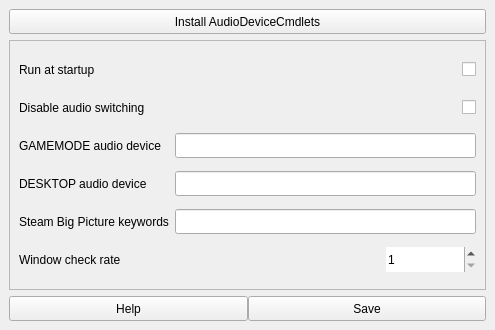
The window that ui/design.ui (Odizinne/BigPictureTV) describes before a commit, drawn with Qt 5.
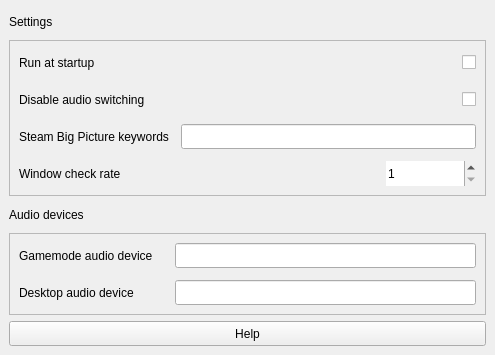
The same window after the commit.

Commit message: much needed refactor

The edit to the form file:
```diff
--- a/ui/design.ui
+++ b/ui/design.ui
@@ -7,7 +7,7 @@
     <x>0</x>
     <y>0</y>
     <width>495</width>
-    <height>330</height>
+    <height>355</height>
    </rect>
   </property>
   <property name="sizePolicy">
@@ -21,7 +21,7 @@
   </property>
   <widget class="QWidget" name="centralwidget">
    <layout class="QGridLayout" name="gridLayout_2">
-    <item row="0" column="0">
+    <item row="3" column="0">
      <widget class="QFrame" name="gridFrame">
       <layout class="QGridLayout" name="gridLayout">
        <property name="leftMargin">
@@ -36,7 +36,7 @@
        <property name="bottomMargin">
         <number>0</number>
        </property>
-       <item row="1" column="0">
+       <item row="0" column="0">
         <widget class="QFrame" name="gridFrame">
          <property name="autoFillBackground">
           <bool>false</bool>
@@ -60,66 +60,11 @@
           <property name="bottomMargin">
            <number>9</number>
           </property>
-          <item row="1" column="2">
-           <widget class="QCheckBox" name="disableAudioCheckbox">
-            <property name="minimumSize">
-             <size>
-              <width>0</width>
-              <height>25</height>
-             </size>
-            </property>
-            <property name="layoutDirection">
-             <enum>Qt::LayoutDirection::RightToLeft</enum>
-            </property>
-            <property name="text">
-             <string/>
-            </property>
-           </widget>
-          </item>
-          <item row="1" column="0">
-           <widget class="QLabel" name="label_6">
-            <property name="minimumSize">
-             <size>
-              <width>0</width>
-              <height>25</height>
-             </size>
-            </property>
-            <property name="text">
-             <string>Disable audio switching</string>
-            </property>
-           </widget>
-          </item>
-          <item row="0" column="0">
-           <widget class="QLabel" name="label_5">
-            <property name="minimumSize">
-             <size>
-              <width>0</width>
-              <height>25</height>
-             </size>
-            </property>
-            <property name="text">
-             <string>Run at startup</string>
-            </property>
-           </widget>
-          </item>
-          <item row="0" column="2">
-           <widget class="QCheckBox" name="startupCheckBox">
-            <property name="minimumSize">
-             <size>
-              <width>0</width>
-              <height>25</height>
-             </size>
-            </property>
-            <property name="layoutDirection">
-             <enum>Qt::LayoutDirection::RightToLeft</enum>
-            </property>
-            <property name="text">
-             <string/>
-            </property>
-           </widget>
-          </item>
+          <property name="spacing">
+           <number>12</number>
+          </property>
           <item row="2" column="0">
-           <widget class="QLabel" name="label_3">
+           <widget class="QLabel" name="gamemodeLabel">
             <property name="minimumSize">
              <size>
               <width>0</width>
@@ -127,7 +72,7 @@
              </size>
             </property>
             <property name="text">
-             <string>GAMEMODE audio device</string>
+             <string>Gamemode audio device</string>
             </property>
            </widget>
           </item>
@@ -148,7 +93,7 @@
            </widget>
           </item>
           <item row="3" column="0">
-           <widget class="QLabel" name="label_2">
+           <widget class="QLabel" name="desktopLabel">
             <property name="minimumSize">
              <size>
               <width>0</width>
@@ -156,7 +101,7 @@
              </size>
             </property>
             <property name="text">
-             <string>DESKTOP audio device</string>
+             <string>Desktop audio device</string>
             </property>
            </widget>
           </item>
@@ -176,109 +121,13 @@
             </property>
            </widget>
           </item>
-          <item row="4" column="1" colspan="2">
-           <widget class="QLineEdit" name="steamEntry">
-            <property name="minimumSize">
-             <size>
-              <width>0</width>
-              <height>25</height>
-             </size>
-            </property>
-            <property name="autoFillBackground">
-             <bool>false</bool>
-            </property>
-            <property name="frame">
-             <bool>true</bool>
-            </property>
-           </widget>
-          </item>
-          <item row="4" column="0">
-           <widget class="QLabel" name="label">
-            <property name="minimumSize">
-             <size>
-              <width>0</width>
-              <height>25</height>
-             </size>
-            </property>
-            <property name="autoFillBackground">
-             <bool>false</bool>
-            </property>
-            <property name="text">
-             <string>Steam Big Picture keywords</string>
-            </property>
-           </widget>
-          </item>
-          <item row="5" column="2">
-           <widget class="QSpinBox" name="checkRateSpinBox">
-            <property name="minimumSize">
-             <size>
-              <width>90</width>
-              <height>25</height>
-             </size>
-            </property>
-            <property name="frame">
-             <bool>false</bool>
-            </property>
-            <property name="minimum">
-             <number>1</number>
-            </property>
-            <property name="maximum">
-             <number>1000</number>
-            </property>
-           </widget>
-          </item>
-          <item row="5" column="0">
-           <widget class="QLabel" name="label_4">
-            <property name="minimumSize">
-             <size>
-              <width>0</width>
-              <height>25</height>
-             </size>
-            </property>
-            <property name="text">
-             <string>Window check rate</string>
-            </property>
-           </widget>
-          </item>
-          <item row="5" column="1">
-           <spacer name="horizontalSpacer">
-            <property name="minimumSize">
-             <size>
-              <width>0</width>
-              <height>25</height>
-             </size>
-            </property>
-            <property name="orientation">
-             <enum>Qt::Orientation::Horizontal</enum>
-            </property>
-            <property name="sizeHint" stdset="0">
-             <size>
-              <width>40</width>
-              <height>20</height>
-             </size>
-            </property>
-           </spacer>
-          </item>
          </layout>
         </widget>
        </item>
-       <item row="0" column="0">
-        <widget class="QPushButton" name="audioInstallButton">
-         <property name="minimumSize">
-          <size>
-           <width>0</width>
-           <height>25</height>
-          </size>
-         </property>
-         <property name="text">
-          <string>Install AudioDeviceCmdlets</string>
-         </property>
-        </widget>
-       </item>
       </layout>
      </widget>
     </item>
-    <item row="1" column="0">
+    <item row="4" column="0">
      <widget class="QFrame" name="buttonsFrame">
       <property name="sizePolicy">
        <sizepolicy hsizetype="Preferred" vsizetype="Fixed">
@@ -302,19 +151,6 @@
        <property name="horizontalSpacing">
         <number>0</number>
        </property>
-       <item row="0" column="1">
-        <widget class="QPushButton" name="saveButton">
-         <property name="minimumSize">
-          <size>
-           <width>0</width>
-           <height>25</height>
-          </size>
-         </property>
-         <property name="text">
-          <string>Save</string>
-         </property>
-        </widget>
-       </item>
        <item row="0" column="0">
         <widget class="QPushButton" name="helpButton">
          <property name="minimumSize">
@@ -331,6 +167,200 @@
       </layout>
      </widget>
     </item>
+    <item row="0" column="0">
+     <widget class="QLabel" name="label_2">
+      <property name="minimumSize">
+       <size>
+        <width>0</width>
+        <height>25</height>
+       </size>
+      </property>
+      <property name="text">
+       <string>Settings</string>
+      </property>
+     </widget>
+    </item>
+    <item row="2" column="0">
+     <widget class="QLabel" name="label_3">
+      <property name="minimumSize">
+       <size>
+        <width>0</width>
+        <height>25</height>
+       </size>
+      </property>
+      <property name="text">
+       <string>Audio devices</string>
+      </property>
+     </widget>
+    </item>
+    <item row="1" column="0">
+     <widget class="QFrame" name="gridFrame">
+      <property name="frameShape">
+       <enum>QFrame::Shape::StyledPanel</enum>
+      </property>
+      <property name="frameShadow">
+       <enum>QFrame::Shadow::Sunken</enum>
+      </property>
+      <layout class="QGridLayout" name="gridLayout_5">
+       <property name="leftMargin">
+        <number>9</number>
+       </property>
+       <property name="topMargin">
+        <number>9</number>
+       </property>
+       <property name="rightMargin">
+        <number>9</number>
+       </property>
+       <property name="bottomMargin">
+        <number>9</number>
+       </property>
+       <property name="spacing">
+        <number>12</number>
+       </property>
+       <item row="3" column="1">
+        <spacer name="horizontalSpacer">
+         <property name="minimumSize">
+          <size>
+           <width>0</width>
+           <height>25</height>
+          </size>
+         </property>
+         <property name="orientation">
+          <enum>Qt::Orientation::Horizontal</enum>
+         </property>
+         <property name="sizeHint" stdset="0">
+          <size>
+           <width>40</width>
+           <height>20</height>
+          </size>
+         </property>
+        </spacer>
+       </item>
+       <item row="3" column="2">
+        <widget class="QSpinBox" name="checkRateSpinBox">
+         <property name="minimumSize">
+          <size>
+           <width>90</width>
+           <height>25</height>
+          </size>
+         </property>
+         <property name="frame">
+          <bool>false</bool>
+         </property>
+         <property name="minimum">
+          <number>1</number>
+         </property>
+         <property name="maximum">
+          <number>1000</number>
+         </property>
+        </widget>
+       </item>
+       <item row="1" column="0">
+        <widget class="QLabel" name="label_6">
+         <property name="minimumSize">
+          <size>
+           <width>0</width>
+           <height>25</height>
+          </size>
+         </property>
+         <property name="text">
+          <string>Disable audio switching</string>
+         </property>
+        </widget>
+       </item>
+       <item row="2" column="0">
+        <widget class="QLabel" name="label">
+         <property name="minimumSize">
+          <size>
+           <width>0</width>
+           <height>25</height>
+          </size>
+         </property>
+         <property name="autoFillBackground">
+          <bool>false</bool>
+         </property>
+         <property name="text">
+          <string>Steam Big Picture keywords</string>
+         </property>
+        </widget>
+       </item>
+       <item row="0" column="0">
+        <widget class="QLabel" name="label_5">
+         <property name="minimumSize">
+          <size>
+           <width>0</width>
+           <height>25</height>
+          </size>
+         </property>
+         <property name="text">
+          <string>Run at startup</string>
+         </property>
+        </widget>
+       </item>
+       <item row="2" column="1" colspan="2">
+        <widget class="QLineEdit" name="steamEntry">
+         <property name="minimumSize">
+          <size>
+           <width>0</width>
+           <height>25</height>
+          </size>
+         </property>
+         <property name="autoFillBackground">
+          <bool>false</bool>
+         </property>
+         <property name="frame">
+          <bool>true</bool>
+         </property>
+        </widget>
+       </item>
+       <item row="3" column="0">
+        <widget class="QLabel" name="label_4">
+         <property name="minimumSize">
+          <size>
+           <width>0</width>
+           <height>25</height>
+          </size>
+         </property>
+         <property name="text">
+          <string>Window check rate</string>
+         </property>
+        </widget>
+       </item>
+       <item row="1" column="1" colspan="2">
+        <widget class="QCheckBox" name="disableAudioCheckbox">
+         <property name="minimumSize">
+          <size>
+           <width>0</width>
+           <height>25</height>
+          </size>
+         </property>
+         <property name="layoutDirection">
+          <enum>Qt::LayoutDirection::RightToLeft</enum>
+         </property>
+         <property name="text">
+          <string/>
+         </property>
+        </widget>
+       </item>
+       <item row="0" column="1" colspan="2">
+        <widget class="QCheckBox" name="startupCheckBox">
+         <property name="minimumSize">
+          <size>
+           <width>0</width>
+           <height>25</height>
+          </size>
+         </property>
+         <property name="layoutDirection">
+          <enum>Qt::LayoutDirection::RightToLeft</enum>
+         </property>
+         <property name="text">
+          <string/>
+         </property>
+        </widget>
+       </item>
+      </layout>
+     </widget>
+    </item>
    </layout>
   </widget>
  </widget>
```
The commit also changes 2 other files.
